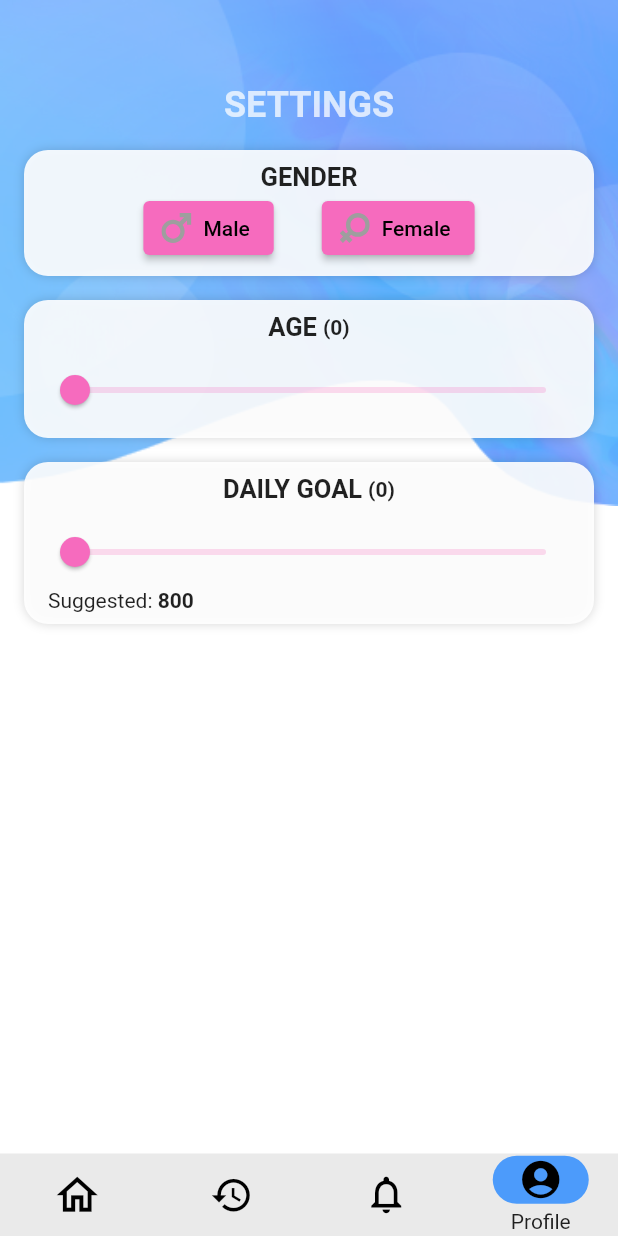
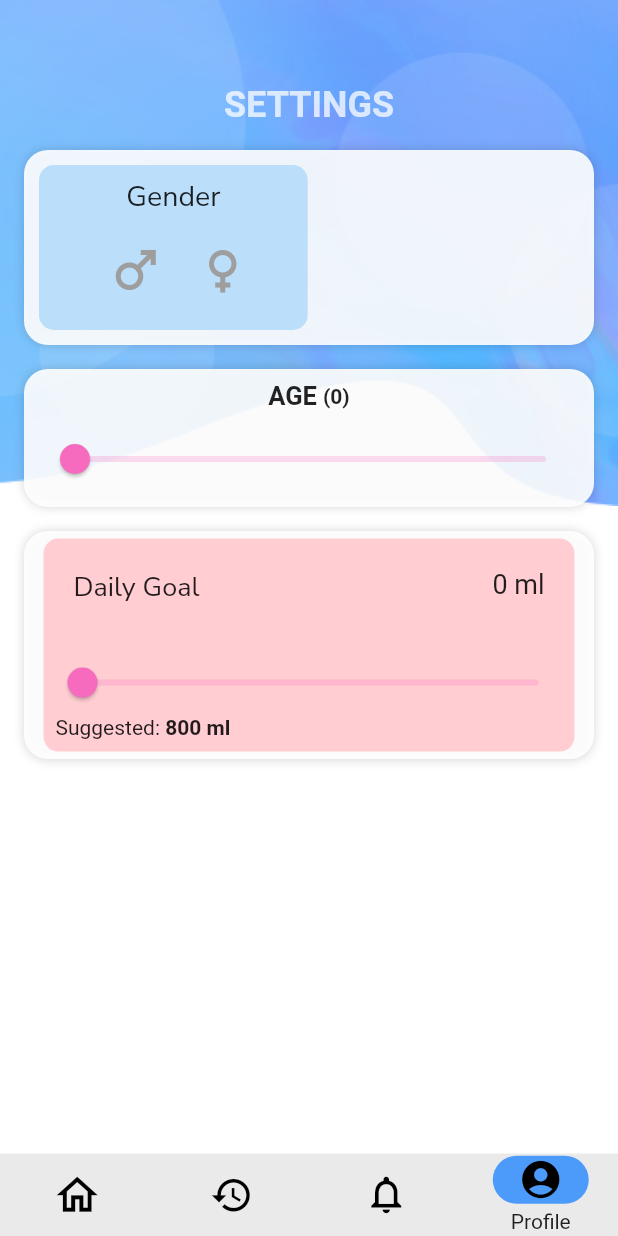
Before and after one commit to Anslem27/Drink-Up, a Flutter app: the screen it shows after launch, item 4 of the bottom bar chosen, on a phone screen of 412 x 824 dp. Run offline on Flutter 3.47's test engine with Material 2 defaults, Android fonts, the light colour scheme and no system bars; our stand-ins replace flutter_local_notifications, flutter_redux, get, get_storage, google_fonts, redux and 2 more; accounts and stored records are empty.

Commit message:
Settings Page Upgrade 1

```diff
--- a/lib/screens/settings/settings_page.dart
+++ b/lib/screens/settings/settings_page.dart
@@ -5,9 +5,9 @@ import '../../actions/settings_actions.dart';
 import '../../widgets/Reusable Widgets/shadow_text.dart';
 import '../../widgets/container_wrapper/container_wrapper.dart';
 import 'Gender.dart';
-import 'widgets/age_selector_view.dart';
-import 'widgets/daily_goal_view.dart';
-import 'widgets/gender_selector_view.dart';
+import 'widgets/age_card.dart';
+import 'widgets/daily_goal_card.dart';
+import 'widgets/gender_card.dart';
 
 typedef OnSaveCallback = Function({Gender gender, int age, int dailyGoal});
 
@@ -84,7 +84,7 @@ class _SettingsPageState extends State<SettingsPage> {
                           padding: const EdgeInsets.all(16.0),
                           children: <Widget>[
                             ContainerWrapper(
-                              child: GenderSelectorView(
+                              child: GenderSelectorCard(
                                 changed: (g) {
                                   callback(gender: g);
                                 },
@@ -94,7 +94,7 @@ class _SettingsPageState extends State<SettingsPage> {
                             Padding(
                               padding: const EdgeInsets.only(top: 16.0),
                               child: ContainerWrapper(
-                                  child: AgeSelectorView(
+                                  child: AgeSelectorCard(
                                 changed: (a) {
                                   callback(age: a);
                                 },
@@ -104,7 +104,7 @@ class _SettingsPageState extends State<SettingsPage> {
                             Padding(
                               padding: const EdgeInsets.only(top: 16.0),
                               child: ContainerWrapper(
-                                  child: DailyGoalView(
+                                  child: DailyGoalCard(
                                 age: state.settings.age,
                                 gender: state.settings.gender,
                                 changed: (dG) {
--- a/lib/screens/settings/widgets/age_selector_view.dart
+++ b/lib/screens/settings/widgets/age_card.dart
@@ -2,23 +2,23 @@ import 'package:flutter/material.dart';
 
 typedef AgeChangedCallback = void Function(int age);
 
-class AgeSelectorView extends StatefulWidget {
+class AgeSelectorCard extends StatefulWidget {
   final AgeChangedCallback changed;
   final int value;
 
-  const AgeSelectorView({Key key, @required this.value, @required this.changed})
+  const AgeSelectorCard({Key key, @required this.value, @required this.changed})
       : super(key: key);
 
   @override
   State<StatefulWidget> createState() {
-    return _AgeSeletorViewSatte(value != null ? value : 0);
+    return _AgeSelectorCardState(value != null ? value : 0);
   }
 }
 
-class _AgeSeletorViewSatte extends State<AgeSelectorView> {
+class _AgeSelectorCardState extends State<AgeSelectorCard> {
   int _value = 0;
 
-  _AgeSeletorViewSatte(this._value);
+  _AgeSelectorCardState(this._value);
 
   @override
   Widget build(BuildContext context) {
--- /dev/null
+++ b/lib/screens/settings/widgets/daily_goal_card.dart
@@ -0,0 +1,161 @@
+import 'package:flutter/material.dart';
+import 'package:google_fonts/google_fonts.dart';
+import '../Gender.dart';
+
+typedef DailyGoalChangedCallback = void Function(int dailyGoal);
+//typedef void DailyGoalChangedCallback(int dailyGoal);
+
+class DailyGoalCard extends StatefulWidget {
+  final int age;
+  final Gender gender;
+  final int dailyGoal;
+  final DailyGoalChangedCallback changed;
+
+  const DailyGoalCard(
+      {Key key,
+      @required this.age,
+      @required this.gender,
+      @required this.dailyGoal,
+      @required this.changed})
+      : super(key: key);
+
+  int suggestedAmount() {
+    int myAge = age != null ? age : 800;
+
+    if (myAge < 1) {
+      return 800;
+    } else if (myAge < 3) {
+      return 1300;
+    } else if (myAge < 6) {
+      return 1700;
+    } else if (myAge < 9) {
+      return 1900;
+    } else if (myAge < 12) {
+      int female = 2100;
+      int male = 2400;
+      if (gender == null) {
+        return (female + male) ~/ 2;
+      }
+      return gender == Gender.male ? male : female;
+    } else if (myAge < 15) {
+      int female = 2200;
+      int male = 3000;
+      if (gender == null) {
+        return (female + male) ~/ 2;
+      }
+      return gender == Gender.male ? male : female;
+    } else if (myAge < 18) {
+      int female = 2300;
+      int male = 3300;
+      if (gender == null) {
+        return (female + male) ~/ 2;
+      }
+      return gender == Gender.male ? male : female;
+    }
+
+    int female = 3000;
+    int male = 3500;
+    if (gender == null) {
+      return (female + male) ~/ 2;
+    }
+
+    return gender == Gender.male ? male : female;
+  }
+
+  @override
+  State<StatefulWidget> createState() {
+    // ignore: no_logic_in_create_state, prefer_if_null_operators
+    return _DailyGoalCardState(dailyGoal != null ? dailyGoal : 0);
+  }
+}
+
+class _DailyGoalCardState extends State<DailyGoalCard> {
+  int _value = 0;
+
+  _DailyGoalCardState(int dailyGoal) {
+    _value = dailyGoal;
+  }
+  dailyGoal() {
+    return GestureDetector(
+      onTap: () {},
+      child: Padding(
+        padding: const EdgeInsets.all(5),
+        child: Container(
+          height: MediaQuery.of(context).size.height / 5.8,
+          width: MediaQuery.of(context).size.width,
+          margin: const EdgeInsets.only(left: 8, right: 8),
+          decoration: BoxDecoration(
+            color: Colors.red[100],
+            borderRadius: BorderRadius.circular(10),
+          ),
+          child: Stack(
+            children: [
+              Padding(
+                padding: const EdgeInsets.only(top: 20.0, left: 20),
+                child: Align(
+                  alignment: Alignment.topLeft,
+                  child: Text(
+                    "Daily Goal",
+                    style: GoogleFonts.nunitoSans(fontSize: 18),
+                  ),
+                ),
+              ),
+              Padding(
+                padding: const EdgeInsets.only(top: 20.0, right: 20),
+                child: Align(
+                  alignment: Alignment.topRight,
+                  child: Text(
+                    '$_value ml',
+                    style: const TextStyle(fontSize: 18),
+                  ),
+                ),
+              ),
+              Align(
+                alignment: Alignment.bottomCenter,
+                child: Padding(
+                  padding: const EdgeInsets.only(top: 50.0),
+                  child: Slider(
+                    //activeColor: ,
+                    onChanged: (double value) {
+                      setState(() {
+                        _value = value.toInt();
+                      });
+                    },
+                    value: _value.toDouble(),
+                    min: 0.0,
+                    max: 10000.0,
+                    divisions: 100,
+                    onChangeEnd: (double value) {
+                      widget.changed(value.toInt());
+                    },
+                  ),
+                ),
+              ),
+              Align(
+                alignment: Alignment.bottomLeft,
+                child: Padding(
+                  padding: const EdgeInsets.only(bottom: 8, left: 8),
+                  child: Row(
+                    mainAxisAlignment: MainAxisAlignment.start,
+                    children: <Widget>[
+                      const Text('Suggested: '),
+                      Text(
+                        "${widget.suggestedAmount().toString()} ml",
+                        style: const TextStyle(fontWeight: FontWeight.w700),
+                      ),
+                    ],
+                  ),
+                ),
+              ),
+            ],
+          ),
+        ),
+      ),
+    );
+  }
+
+  @override
+  Widget build(BuildContext context) {
+    return dailyGoal();
+  }
+}
--- a/lib/screens/settings/widgets/daily_goal_view.dart
+++ /dev/null
@@ -1,139 +0,0 @@
-import 'package:flutter/material.dart';
-
-import '../Gender.dart';
-
-typedef DailyGoalChangedCallback = void Function(int dailyGoal);
-//typedef void DailyGoalChangedCallback(int dailyGoal);
-
-
-class DailyGoalView extends StatefulWidget {
-  final int age;
-  final Gender gender;
-  final int dailyGoal;
-  final DailyGoalChangedCallback changed;
-
-  const DailyGoalView(
-      {Key key,
-      @required this.age,
-      @required this.gender,
-      @required this.dailyGoal,
-      @required this.changed})
-      : super(key: key);
-
-/*
-TODO: Add option for peple actively doing Sports
-Sportowcy +500 ml
-*/
-  int suggestedAmount() {
-    int myAge = age != null ? age : 800;
-
-    if (myAge < 1) {
-      return 800;
-    } else if (myAge < 3) {
-      return 1300;
-    } else if (myAge < 6) {
-      return 1700;
-    } else if (myAge < 9) {
-      return 1900;
-    } else if (myAge < 12) {
-      int female = 2100;
-      int male = 2400;
-      if (gender == null) {
-        return (female + male) ~/ 2;
-      }
-      return gender == Gender.male ? male : female;
-    } else if (myAge < 15) {
-      int female = 2200;
-      int male = 3000;
-      if (gender == null) {
-        return (female + male) ~/ 2;
-      }
-      return gender == Gender.male ? male : female;
-    } else if (myAge < 18) {
-      int female = 2300;
-      int male = 3300;
-      if (gender == null) {
-        return (female + male) ~/ 2;
-      }
-      return gender == Gender.male ? male : female;
-    }
-
-    int female = 3000;
-    int male = 3500;
-    if (gender == null) {
-      return (female + male) ~/ 2;
-    }
-
-    return gender == Gender.male ? male : female;
-  }
-
-  @override
-  State<StatefulWidget> createState() {
-    return _DailyGoalViewState(dailyGoal != null ? dailyGoal : 0);
-  }
-}
-
-class _DailyGoalViewState extends State<DailyGoalView> {
-  int _value = 0;
-
-  _DailyGoalViewState(int dailyGoal) {
-    _value = dailyGoal;
-  }
-
-  @override
-  Widget build(BuildContext context) {
-    return Padding(
-      padding: const EdgeInsets.all(8.0),
-      child: Column(
-        children: <Widget>[
-          Row(
-            mainAxisAlignment: MainAxisAlignment.center,
-            children: <Widget>[
-              const Text(
-                'DAILY GOAL',
-                style: TextStyle(fontWeight: FontWeight.w600, fontSize: 17.0),
-              ),
-              Padding(
-                padding: const EdgeInsets.only(left: 4.0),
-                child: Text(
-                  '($_value)',
-                  style: const TextStyle(fontWeight: FontWeight.w600),
-                ),
-              ),
-            ],
-          ),
-          Padding(
-            padding: const EdgeInsets.only(top: 8.0),
-            child: Slider(
-              onChanged: (double value) {
-                setState(() {
-                  _value = value.toInt();
-                });
-              },
-              value: _value.toDouble(),
-              min: 0.0,
-              max: 10000.0,
-              divisions: 100,
-              onChangeEnd: (double value) {
-                widget.changed(value.toInt());
-              },
-            ),
-          ),
-          Padding(
-            padding: const EdgeInsets.symmetric(horizontal: 8.0),
-            child: Row(
-              mainAxisAlignment: MainAxisAlignment.start,
-              children: <Widget>[
-                const Text('Suggested: '),
-                Text(
-                  widget.suggestedAmount().toString(),
-                  style: const TextStyle(fontWeight: FontWeight.w700),
-                ),
-              ],
-            ),
-          )
-        ],
-      ),
-    );
-  }
-}
--- /dev/null
+++ b/lib/screens/settings/widgets/gender_card.dart
@@ -0,0 +1,109 @@
+import 'package:flutter/material.dart';
+import 'package:google_fonts/google_fonts.dart';
+
+import '../Gender.dart';
+
+typedef GenderChangedCallback = void Function(Gender gender);
+
+class GenderSelectorCard extends StatefulWidget {
+  final GenderChangedCallback changed;
+  final Gender value;
+
+  const GenderSelectorCard(
+      {Key key, @required this.value, @required this.changed})
+      : super(key: key);
+
+  @override
+  State<StatefulWidget> createState() {
+    // ignore: no_logic_in_create_state
+    return _GenderSelectorCardState(value);
+  }
+}
+
+class _GenderSelectorCardState extends State<GenderSelectorCard> {
+  Gender _selectedGender;
+
+  _GenderSelectorCardState(this._selectedGender);
+
+  void selectGender(Gender gender) {
+    widget.changed(gender);
+
+    setState(() {
+      _selectedGender = gender;
+    });
+  }
+
+  genderCard() {
+    return Padding(
+      padding: const EdgeInsets.all(10),
+      child: Stack(
+        children: [
+          Container(
+            height: 110,
+            width: MediaQuery.of(context).size.width / 2.3,
+            decoration: BoxDecoration(
+              borderRadius: BorderRadius.circular(10),
+              color: Colors.blue[100],
+            ),
+            child: Stack(
+              children: [
+                Align(
+                  alignment: Alignment.topCenter,
+                  child: Padding(
+                    padding: const EdgeInsets.only(top: 8.0),
+                    child: Text(
+                      "Gender",
+                      style: GoogleFonts.nunitoSans(fontSize: 19),
+                    ),
+                  ),
+                ),
+                Align(
+                  alignment: Alignment.bottomCenter,
+                  child: Padding(
+                    padding: const EdgeInsets.only(bottom: 20.0),
+                    child: Row(
+                      mainAxisAlignment: MainAxisAlignment.center,
+                      crossAxisAlignment: CrossAxisAlignment.center,
+                      children: [
+                        IconButton(
+                          onPressed: () {
+                            selectGender(Gender.male);
+                          },
+                          icon: Icon(
+                            Icons.male,
+                            color: _selectedGender == Gender.male
+                                ? Colors.blue[800]
+                                : Colors.grey,
+                            size: 40,
+                          ),
+                        ),
+                        const SizedBox(width: 10),
+                        IconButton(
+                          onPressed: () {
+                            selectGender(Gender.female);
+                          },
+                          icon: Icon(
+                            Icons.female,
+                            color: _selectedGender == Gender.female
+                                ? const Color(0xFFf5bad3)
+                                : Colors.grey,
+                            size: 40,
+                          ),
+                        ),
+                      ],
+                    ),
+                  ),
+                ),
+              ],
+            ),
+          ),
+        ],
+      ),
+    );
+  }
+
+  @override
+  Widget build(BuildContext context) {
+    return genderCard();
+  }
+}
--- a/lib/screens/settings/widgets/gender_selector_view.dart
+++ /dev/null
@@ -1,92 +0,0 @@
-import 'package:flutter/material.dart';
-import 'package:flutter_svg/flutter_svg.dart';
-
-import '../Gender.dart';
-
-typedef GenderChangedCallback = void Function(Gender gender);
-
-class GenderSelectorView extends StatefulWidget {
-  final GenderChangedCallback changed;
-  final Gender value;
-
-  const GenderSelectorView(
-      {Key key, @required this.value, @required this.changed})
-      : super(key: key);
-
-  @override
-  State<StatefulWidget> createState() {
-    return _GenderSelectorViewState(value);
-  }
-}
-
-class _GenderSelectorViewState extends State<GenderSelectorView> {
-  Gender _selectedGender;
-
-  _GenderSelectorViewState(this._selectedGender);
-
-  void _setGender(Gender gender) {
-    widget.changed(gender);
-
-    setState(() {
-      _selectedGender = gender;
-    });
-  }
-
-  @override
-  Widget build(BuildContext context) {
-    return Padding(
-      padding: const EdgeInsets.all(8.0),
-      child: Column(
-        children: <Widget>[
-          Text(
-            'Gender'.toUpperCase(),
-            style: const TextStyle(fontWeight: FontWeight.w600, fontSize: 17.0),
-          ),
-          Row(
-            mainAxisAlignment: MainAxisAlignment.center,
-            children: <Widget>[
-              Padding(
-                padding: const EdgeInsets.symmetric(horizontal: 16.0),
-                child: ElevatedButton.icon(
-                  //highlightColor: Colors.transparent,
-                  //splashColor: Colors.transparent,
-                  icon: SvgPicture.asset(
-                    'assets/icons/male.svg',
-                    height: 20.0,
-                    width: 20.0,
-                    color: _selectedGender == Gender.male
-                        ? const Color(0xFF6fa1ea)
-                        : Colors.grey,
-                  ),
-                  onPressed: () {
-                    _setGender(Gender.male);
-                  },
-                  label: const Text('Male'),
-                ),
-              ),
-              Padding(
-                padding: const EdgeInsets.symmetric(horizontal: 16.0),
-                child: ElevatedButton.icon(
-                  //highlightColor: Colors.transparent,
-                  //splashColor: Colors.transparent,
-                  icon: SvgPicture.asset(
-                    'assets/icons/female.svg',
-                    height: 20.0,
-                    width: 20.0,
-                    color: _selectedGender == Gender.female
-                        ? const Color(0xFFf5bad3)
-                        : Colors.grey,
-                  ),
-                  onPressed: () {
-                    _setGender(Gender.female);
-                  },
-                  label: const Text('Female'),
-                ),
-              ),
-            ],
-          )
-        ],
-      ),
-    );
-  }
-}
--- a/pubspec.yaml
+++ b/pubspec.yaml
@@ -23,6 +23,7 @@ dependencies:
   shared_preferences: ^2.0.13
   sqflite: ^2.0.2
   intl: ^0.17.0
+  google_fonts: ^2.3.1
   flutter_svg: ^1.0.3
   flutter_local_notifications: ^9.2.0
   firebase_core_web: ^1.5.4
```
Also changed, not shown: pubspec.lock, 1 other file.
